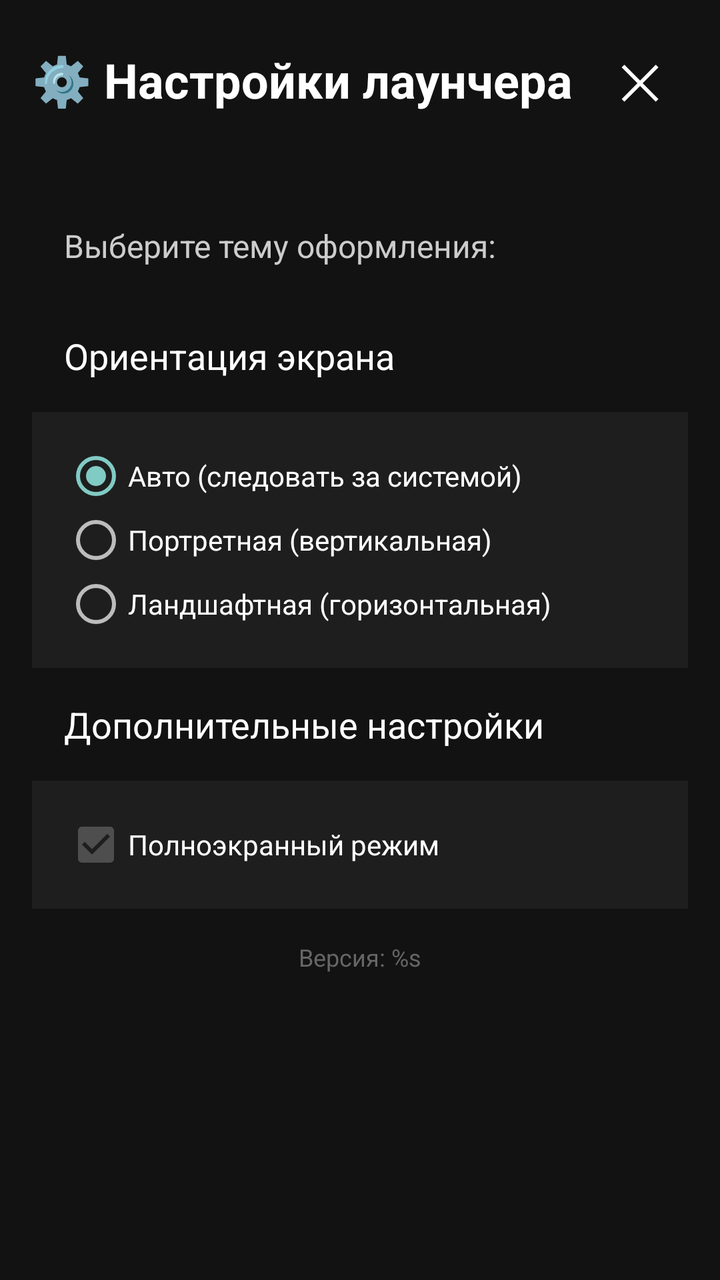
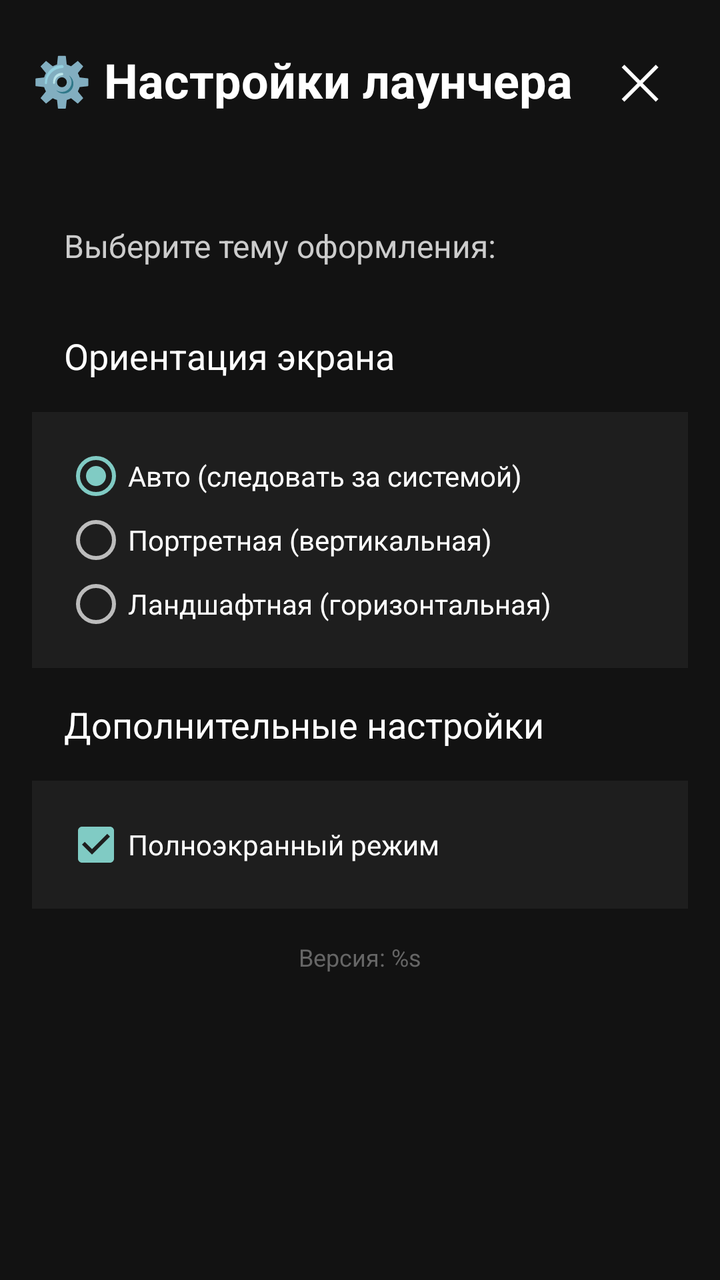

The first picture is an Android layout as it rendered before a commit; the second is the same layout after the commit. The layout source and the unified diff follow.
<!-- AndroidManifest.xml: activity theme Theme.AppCompat.Translucent -->
<!-- res/layout/activity_settings.xml -->
<?xml version="1.0" encoding="utf-8"?>
<LinearLayout xmlns:android="http://schemas.android.com/apk/res/android"
    android:layout_width="match_parent"
    android:layout_height="match_parent"
    android:orientation="vertical"
    android:background="#121212">

    
    <LinearLayout
        android:layout_width="match_parent"
        android:layout_height="wrap_content"
        android:orientation="horizontal"
        android:gravity="center_vertical"
        android:padding="16dp"
        android:background="#121212">

        <TextView
            android:layout_width="0dp"
            android:layout_height="wrap_content"
            android:layout_weight="1"
            android:text="@string/settings_title"
            android:textColor="#FFFFFF"
            android:textSize="24sp"
            android:textStyle="bold" />

        <Button
            android:id="@+id/close_button"
            android:layout_width="48dp"
            android:layout_height="48dp"
            android:background="?android:attr/selectableItemBackgroundBorderless"
            android:text="✕"
            android:textColor="#FFFFFF"
            android:textSize="24sp"
            android:onClick="finish" />
    </LinearLayout>

    
    <ScrollView
        android:layout_width="match_parent"
        android:layout_height="match_parent"
        android:fillViewport="true"
        android:padding="16dp"
        android:paddingTop="0dp">

        <LinearLayout
            android:layout_width="match_parent"
            android:layout_height="wrap_content"
            android:orientation="vertical">

            <TextView
                android:layout_width="match_parent"
                android:layout_height="wrap_content"
                android:text="@string/settings_theme_title"
                android:textColor="#CCCCCC"
                android:textSize="16sp"
                android:padding="16dp"
                android:paddingTop="8dp"/>

            <ListView
                android:id="@+id/themes_list"
                android:layout_width="match_parent"
                android:layout_height="wrap_content"
                android:background="#1E1E1E"
                android:divider="#333333"
                android:dividerHeight="1dp"
                android:choiceMode="singleChoice"/>

            <TextView
                android:layout_width="match_parent"
                android:layout_height="wrap_content"
                android:text="@string/settings_orientation_title"
                android:textColor="#FFFFFF"
                android:textSize="18sp"
                android:padding="16dp"
                android:paddingTop="24dp"/>

            <LinearLayout
                android:layout_width="match_parent"
                android:layout_height="wrap_content"
                android:orientation="vertical"
                android:background="#1E1E1E"
                android:padding="16dp">

                <RadioGroup
                    android:id="@+id/orientation_group"
                    android:layout_width="match_parent"
                    android:layout_height="wrap_content"
                    android:orientation="vertical">

                    <RadioButton
                        android:id="@+id/orientation_sensor"
                        android:layout_width="match_parent"
                        android:layout_height="wrap_content"
                        android:text="@string/orientation_auto"
                        android:textColor="#FFFFFF"
                        android:checked="true"/>

                    <RadioButton
                        android:id="@+id/orientation_portrait"
                        android:layout_width="match_parent"
                        android:layout_height="wrap_content"
                        android:text="@string/orientation_portrait"
                        android:textColor="#FFFFFF"/>

                    <RadioButton
                        android:id="@+id/orientation_landscape"
                        android:layout_width="match_parent"
                        android:layout_height="wrap_content"
                        android:text="@string/orientation_landscape"
                        android:textColor="#FFFFFF"/>

                </RadioGroup>
            </LinearLayout>

            <TextView
                android:layout_width="match_parent"
                android:layout_height="wrap_content"
                android:text="@string/settings_additional_title"
                android:textColor="#FFFFFF"
                android:textSize="18sp"
                android:padding="16dp"
                android:paddingTop="24dp"/>

            <LinearLayout
                android:layout_width="match_parent"
                android:layout_height="wrap_content"
                android:orientation="vertical"
                android:background="#1E1E1E"
                android:padding="16dp">

                <CheckBox
                    android:id="@+id/fullscreen_checkbox"
                    android:layout_width="match_parent"
                    android:layout_height="wrap_content"
                    android:text="@string/additional_fullscreen"
                    android:textColor="#FFFFFF"
                    android:checked="true"
                    android:enabled="false"/>

            </LinearLayout>

            <TextView
                android:id="@+id/version_text"
                android:layout_width="match_parent"
                android:layout_height="wrap_content"
                android:text="@string/version_format"
                android:textColor="#666666"
                android:textSize="12sp"
                android:gravity="center"
                android:padding="16dp"/>

        </LinearLayout>
    </ScrollView>

</LinearLayout>
<!-- resources referenced by this layout -->
<resources>
  <string name="additional_fullscreen">Полноэкранный режим</string>
  <string name="orientation_auto">Авто (следовать за системой)</string>
  <string name="orientation_landscape">Ландшафтная (горизонтальная)</string>
  <string name="orientation_portrait">Портретная (вертикальная)</string>
  <string name="settings_additional_title">Дополнительные настройки</string>
  <string name="settings_orientation_title">Ориентация экрана</string>
  <string name="settings_theme_title">Выберите тему оформления:</string>
  <string name="settings_title">⚙️ Настройки лаунчера</string>
  <string name="version_format">Версия: %s</string>
  <style name="Theme.AppCompat.Translucent" parent="Theme.AppCompat.NoActionBar">
          <item name="android:windowIsTranslucent">true</item>
          <item name="android:windowBackground">@android:color/transparent</item>
          <item name="android:fitsSystemWindows">false</item>
      </style>
</resources>

<!-- the commit's change to res/layout/activity_settings.xml (unified diff, before → after) -->
@@ -135,7 +135,7 @@
                     android:text="@string/additional_fullscreen"
                     android:textColor="#FFFFFF"
                     android:checked="true"
-                    android:enabled="false"/>
+                    android:enabled="true"/>
 
             </LinearLayout>
 
